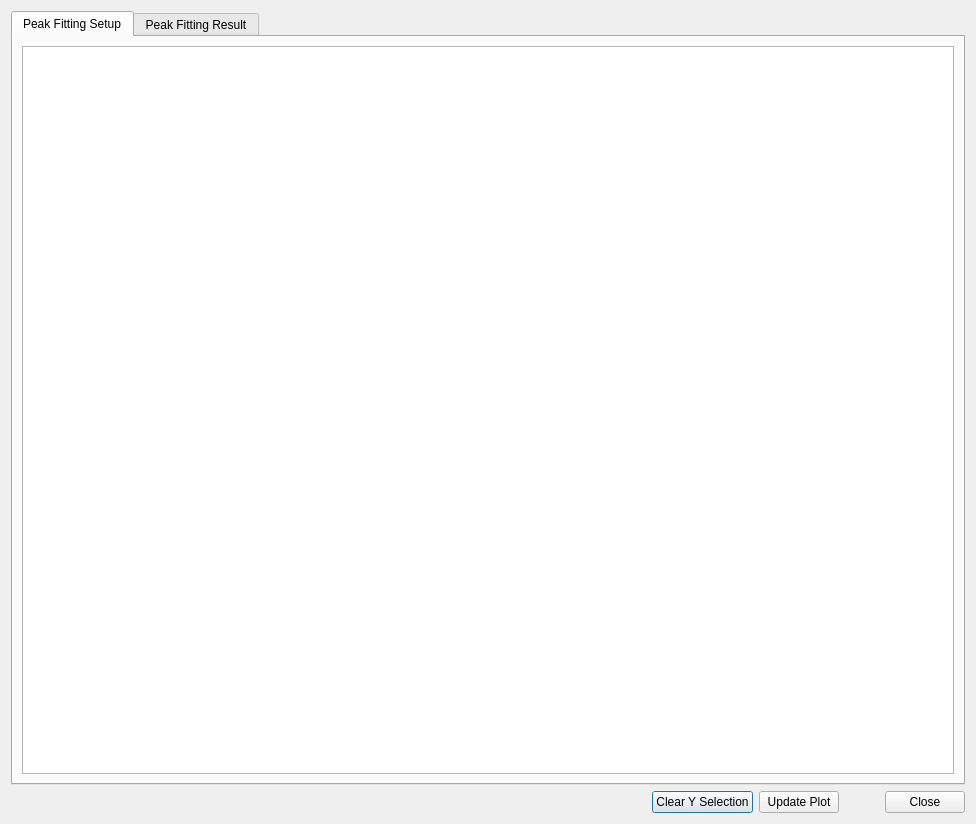
Old version of the form designer/peakfitplotcontrol.ui in the repository neutrons/PyRS.
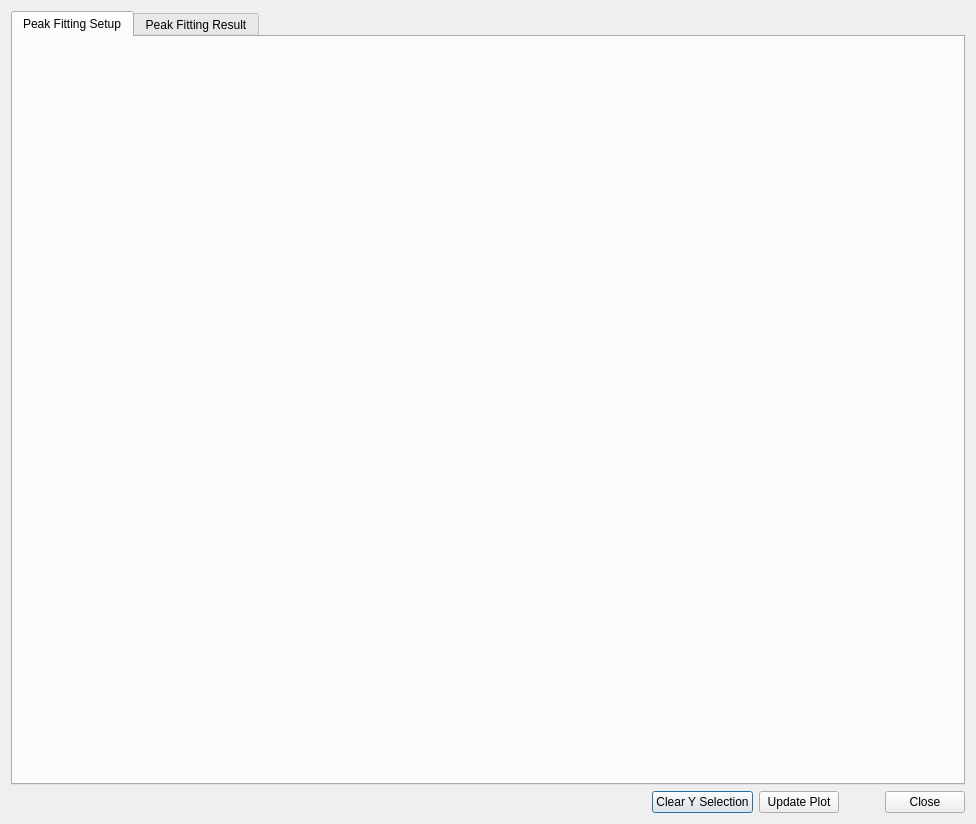
New version of the form. Custom widgets are drawn as their Qt base class.

Commit message: Refs #63. Replaced promoted widgets by QFrame and implemented general promot widget method.

```diff
--- a/designer/peakfitplotcontrol.ui
+++ b/designer/peakfitplotcontrol.ui
@@ -25,7 +25,7 @@
       </attribute>
       <layout class="QGridLayout" name="gridLayout">
        <item row="0" column="0">
-        <widget class="FitSetupPlotControlTable" name="tableView_fitSetup"/>
+        <widget class="QFrame" name="tableView_fitSetup_frame"/>
        </item>
       </layout>
      </widget>
```
Left out of the diff: 2 changed lines with no effect on the pictures. The commit also changes 11 other files.
